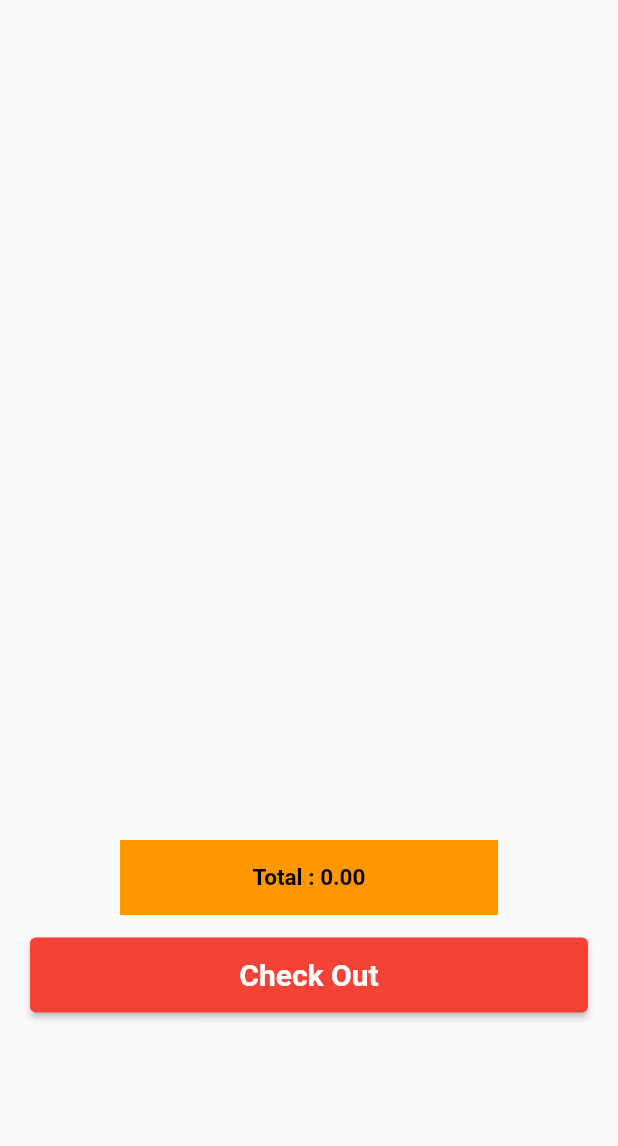
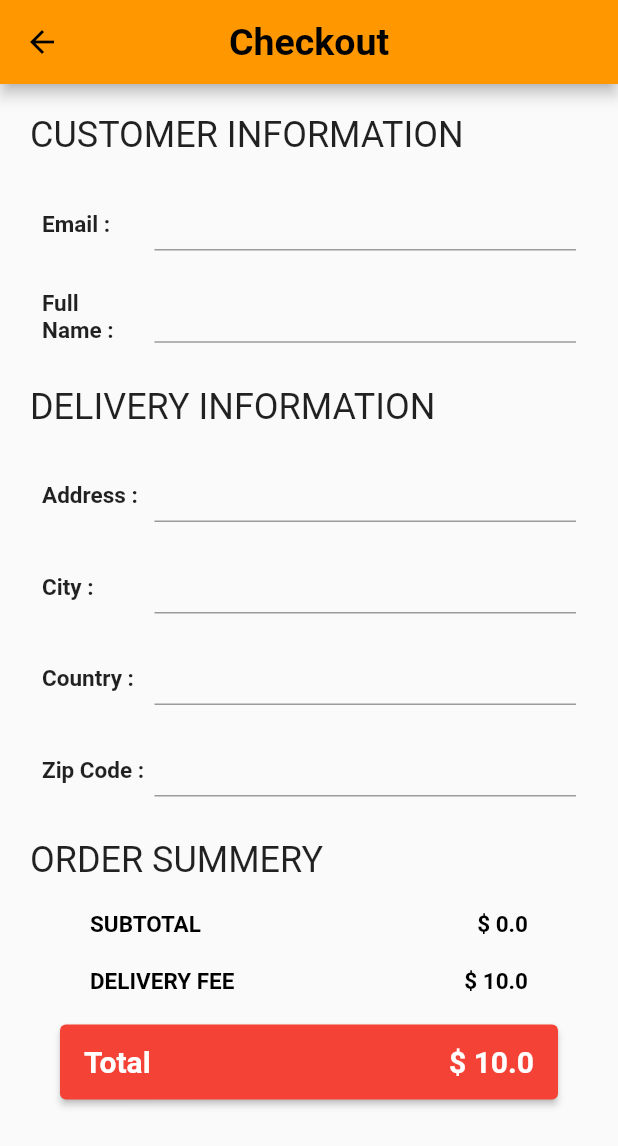
Before and after one commit to CSAURABH/Food-Ordering-App-Flutter, a Flutter app: the CartScreen screen opened directly, after a tap on "Check Out", on a phone screen of 412 x 824 dp. Shown: the top 1146 px of the screen. Run offline on Flutter 3.47's test engine with Material 2 defaults, Android fonts, the phone set to English and light mode, and no system bars; our stand-ins replace carousel_pro, cloud_firestore, fancy_bottom_navigation, firebase_auth, firebase_core, fluttertoast; accounts and stored records are empty.

Commit message:
complete implementing checkout screen

```diff
--- a/lib/screens/cart_screen.dart
+++ b/lib/screens/cart_screen.dart
@@ -2,6 +2,7 @@ import 'package:cloud_firestore/cloud_firestore.dart';
 import 'package:firebase_auth/firebase_auth.dart';
 import 'package:flutter/material.dart';
 import 'package:my_food_ordering_app/helpers/styles.dart';
+import 'package:my_food_ordering_app/screens/checkout_screen.dart';
 
 class CartScreen extends StatefulWidget {
   const CartScreen({Key? key}) : super(key: key);
@@ -179,7 +180,16 @@ class _CartScreenState extends State<CartScreen> {
                   height: 50,
                   width: double.infinity,
                   child: ElevatedButton(
-                    onPressed: () {},
+                    onPressed: () {
+                      Navigator.push(
+                        context,
+                        MaterialPageRoute(
+                          builder: (context) => CheckOutScreen(
+                            tprice: total,
+                          ),
+                        ),
+                      );
+                    },
                     style: ElevatedButton.styleFrom(primary: Colors.red),
                     child: const Text(
                       "Check Out",
--- /dev/null
+++ b/lib/screens/checkout_screen.dart
@@ -0,0 +1,217 @@
+import 'package:flutter/material.dart';
+
+import 'package:my_food_ordering_app/helpers/styles.dart';
+
+// ignore: must_be_immutable
+class CheckOutScreen extends StatefulWidget {
+  double tprice;
+  CheckOutScreen({
+    Key? key,
+    required this.tprice,
+  }) : super(key: key);
+
+  @override
+  State<CheckOutScreen> createState() => _CheckOutScreenState();
+}
+
+class _CheckOutScreenState extends State<CheckOutScreen> {
+  @override
+  Widget build(BuildContext context) {
+    TextEditingController emailController = TextEditingController();
+    TextEditingController nameController = TextEditingController();
+    TextEditingController addressController = TextEditingController();
+    TextEditingController cityController = TextEditingController();
+    TextEditingController countryController = TextEditingController();
+    TextEditingController zipCodeController = TextEditingController();
+
+    double total = 10.0 + widget.tprice;
+
+    return Scaffold(
+      appBar: AppBar(
+        centerTitle: true,
+        title: const Text(
+          "Checkout",
+          style: TextStyle(
+            fontSize: 25,
+            fontWeight: FontWeight.bold,
+          ),
+        ),
+      ),
+      body: SingleChildScrollView(
+        child: Column(
+          children: [
+            Padding(
+              padding: const EdgeInsets.all(20.0),
+              child: Column(
+                crossAxisAlignment: CrossAxisAlignment.start,
+                mainAxisAlignment: MainAxisAlignment.spaceBetween,
+                children: [
+                  Text(
+                    "CUSTOMER INFORMATION",
+                    style: Theme.of(context).textTheme.headline5,
+                  ),
+                  const SizedBox(
+                    height: 20,
+                  ),
+                  _buildTextFormField(emailController, context, "Email"),
+                  const SizedBox(
+                    height: 10,
+                  ),
+                  _buildTextFormField(nameController, context, "Full Name"),
+                  const SizedBox(
+                    height: 20,
+                  ),
+                  Text(
+                    "DELIVERY INFORMATION",
+                    style: Theme.of(context).textTheme.headline5,
+                  ),
+                  const SizedBox(
+                    height: 20,
+                  ),
+                  _buildTextFormField(addressController, context, "Address"),
+                  const SizedBox(
+                    height: 10,
+                  ),
+                  _buildTextFormField(cityController, context, "City"),
+                  const SizedBox(
+                    height: 10,
+                  ),
+                  _buildTextFormField(countryController, context, "Country"),
+                  const SizedBox(
+                    height: 10,
+                  ),
+                  _buildTextFormField(zipCodeController, context, "Zip Code"),
+                  const SizedBox(
+                    height: 20,
+                  ),
+                  Text(
+                    "ORDER SUMMERY",
+                    style: Theme.of(context).textTheme.headline5,
+                  ),
+                  const SizedBox(
+                    height: 20,
+                  ),
+                  Container(
+                    margin: const EdgeInsets.symmetric(horizontal: 40.0),
+                    child: Row(
+                      mainAxisAlignment: MainAxisAlignment.spaceBetween,
+                      children: [
+                        const Text(
+                          "SUBTOTAL",
+                          style: TextStyle(
+                            color: black,
+                            fontSize: 15,
+                            fontWeight: FontWeight.bold,
+                          ),
+                        ),
+                        Text(
+                          "\$ ${widget.tprice}",
+                          style: const TextStyle(
+                            color: black,
+                            fontSize: 15,
+                            fontWeight: FontWeight.bold,
+                          ),
+                        ),
+                      ],
+                    ),
+                  ),
+                  const SizedBox(
+                    height: 20,
+                  ),
+                  Container(
+                    margin: const EdgeInsets.symmetric(horizontal: 40.0),
+                    child: Row(
+                      mainAxisAlignment: MainAxisAlignment.spaceBetween,
+                      children: const [
+                        Text(
+                          "DELIVERY FEE",
+                          style: TextStyle(
+                            color: black,
+                            fontSize: 15,
+                            fontWeight: FontWeight.bold,
+                          ),
+                        ),
+                        Text(
+                          "\$ 10.0",
+                          style: TextStyle(
+                            color: black,
+                            fontSize: 15,
+                            fontWeight: FontWeight.bold,
+                          ),
+                        ),
+                      ],
+                    ),
+                  ),
+                  const SizedBox(
+                    height: 20,
+                  ),
+                  Container(
+                    margin: const EdgeInsets.symmetric(horizontal: 20),
+                    width: double.infinity,
+                    height: 50,
+                    child: ElevatedButton(
+                      onPressed: () {},
+                      style: ElevatedButton.styleFrom(primary: Colors.red),
+                      child: Row(
+                        mainAxisAlignment: MainAxisAlignment.spaceBetween,
+                        children: [
+                          const Text(
+                            "Total",
+                            style: TextStyle(
+                              color: white,
+                              fontSize: 20,
+                              fontWeight: FontWeight.bold,
+                            ),
+                          ),
+                          Text(
+                            "\$ $total",
+                            style: const TextStyle(
+                              color: white,
+                              fontSize: 20,
+                              fontWeight: FontWeight.bold,
+                            ),
+                          ),
+                        ],
+                      ),
+                    ),
+                  ),
+                ],
+              ),
+            ),
+          ],
+        ),
+      ),
+    );
+  }
+}
+
+Padding _buildTextFormField(
+    TextEditingController controller, BuildContext context, String labelText) {
+  return Padding(
+    padding: const EdgeInsets.all(8.0),
+    child: Row(
+      children: [
+        SizedBox(
+          width: 75,
+          child: Text(
+            "$labelText :",
+            style: const TextStyle(
+              fontSize: 15,
+              fontWeight: FontWeight.bold,
+            ),
+          ),
+        ),
+        Expanded(
+            child: TextFormField(
+          controller: controller,
+          decoration: const InputDecoration(
+              isDense: true,
+              focusedBorder: UnderlineInputBorder(
+                  borderSide: BorderSide(
+                color: Colors.black,
+              ))),
+        ))
+      ],
+    ),
+  );
+}
--- a/lib/screens/details_screen.dart
+++ b/lib/screens/details_screen.dart
@@ -1,3 +1,4 @@
+// ignore: import_of_legacy_library_into_null_safe
 import 'package:carousel_pro/carousel_pro.dart';
 import 'package:cloud_firestore/cloud_firestore.dart';
 import 'package:firebase_auth/firebase_auth.dart';
@@ -6,6 +7,7 @@ import 'package:fluttertoast/fluttertoast.dart';
 import 'package:my_food_ordering_app/helpers/styles.dart';
 import 'package:my_food_ordering_app/widgets/title.dart';
 
+// ignore: must_be_immutable
 class DetailsScreen extends StatefulWidget {
   final String name;
   final String image;
```
